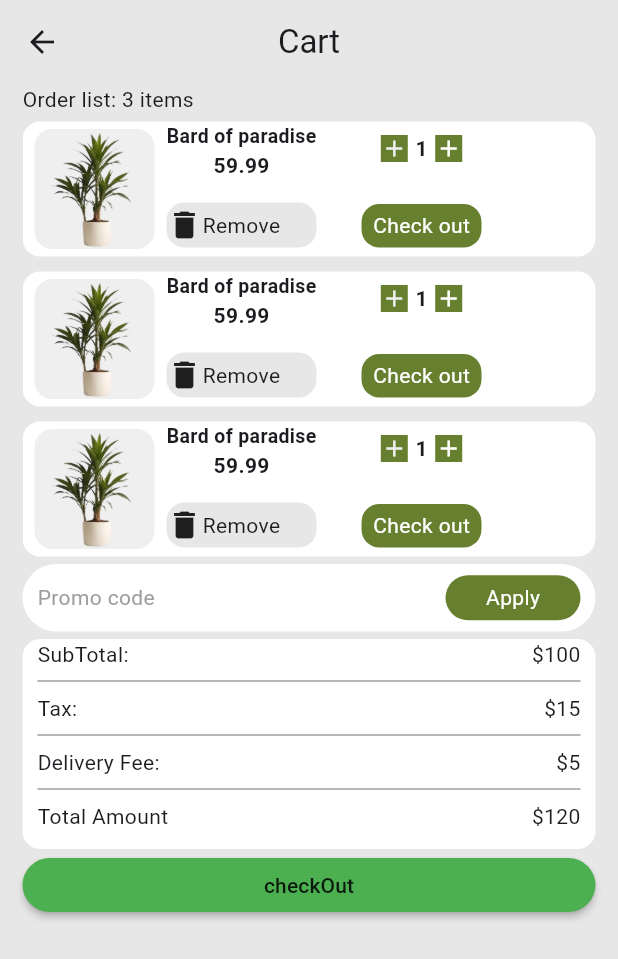
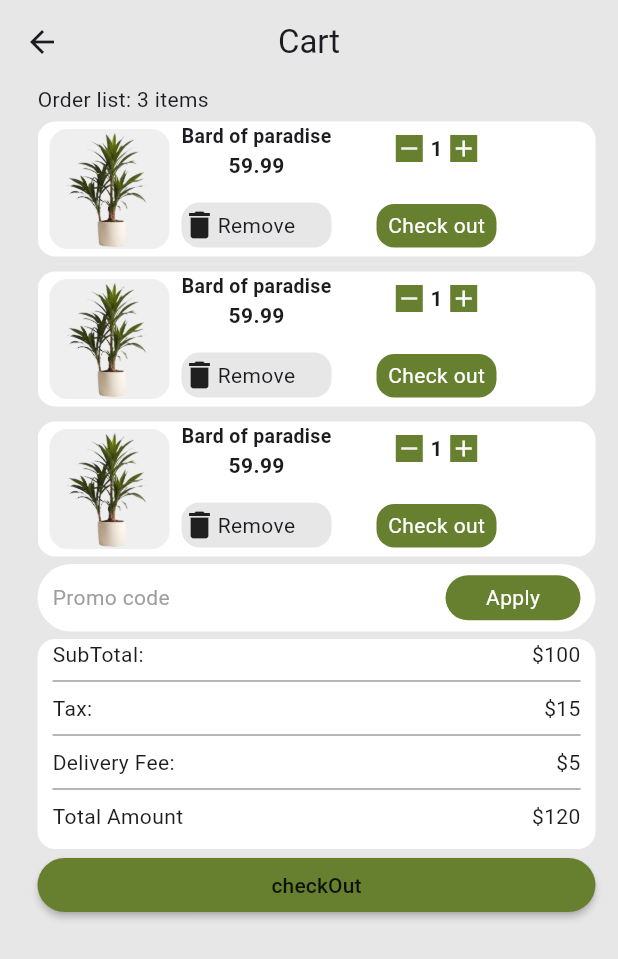
Before and after one commit to Muhammad-Adnan11/Plants-App, a Flutter app: the CartScreen screen opened directly, on a phone screen of 412 x 824 dp. Shown: the top 959 px of the screen. Run offline on Flutter 3.47's test engine with Material 3 defaults, Android fonts, the light colour scheme and no system bars; our stand-ins replace awesome_bottom_bar, cloud_firestore, firebase_auth, firebase_core, pinput; accounts and stored records are empty.

Commit message:
screen more addition

```diff
--- a/lib/UI/Components/CostumTextfield.dart
+++ b/lib/UI/Components/CostumTextfield.dart
@@ -20,6 +20,7 @@ class CostumTextfield extends StatelessWidget {
       child: TextField(
         controller: controller,
         obscureText: isPassword,
+        cursorColor: Colors.black,
         decoration: InputDecoration(
           suffix: suffix,
           hintText: hintText,
--- a/lib/UI/Screens/cart_screen/cart_screen.dart
+++ b/lib/UI/Screens/cart_screen/cart_screen.dart
@@ -23,7 +23,7 @@ class _CartScreenState extends State<CartScreen> {
         centerTitle: true,
       ),
       body: Padding(
-        padding: const EdgeInsets.only(left: 15, right: 15),
+        padding: const EdgeInsets.only(left: 25, right: 15),
         child: Column(
           crossAxisAlignment: CrossAxisAlignment.stretch,
           children: [
@@ -94,7 +94,7 @@ class _CartScreenState extends State<CartScreen> {
                                         width: 18,
                                         color: Color(0XFF67802f),
                                         child: Icon(
-                                          Icons.add,
+                                          Icons.remove,
                                           size: 18,
                                           color: Color(0XFFefefef),
                                         ),
@@ -199,7 +199,7 @@ class _CartScreenState extends State<CartScreen> {
                 ),
               ),
             ),
-            MaterialButton(onPressed: (){},color: Colors.green,
+            MaterialButton(onPressed: (){},color: Color(0XFF67802f),
             child: Text('checkOut'),
             shape: RoundedRectangleBorder(borderRadius: BorderRadius.circular(30),),),
           ],
--- a/lib/UI/Screens/product_screen/product_screen_provider.dart
+++ b/lib/UI/Screens/product_screen/product_screen_provider.dart
@@ -8,21 +8,22 @@ class Productlist with ChangeNotifier {
       icon: Icons.home,
       // title: 'Home',
     ),
-    TabItem(
-      icon: Icons.search_sharp,
-      title: 'Shop',
-    ),
+    // TabItem(
+    //   icon: Icons.search_sharp,
+    //   title: 'Shop',
+    // ),
+
     TabItem(
       icon: Icons.favorite_border,
       title: 'Wishlist',
     ),
     TabItem(
+      icon: Icons.account_circle,
+      title: 'profile',
+    ),
+    TabItem(
       icon: Icons.shopping_cart_outlined,
       title: 'Cart',
-    ),
-    TabItem(
-      icon: Icons.account_box,
-      title: 'profile',
     ),
   ];
   List<Map<String, dynamic>> plantlist = [
@@ -31,64 +32,72 @@ class Productlist with ChangeNotifier {
       "title": "Succulent",
       "icon": Icons.favorite,
       "icons": Icons.favorite_border,
-      "subtitle": "900",
+      "subtitle": "\$900",
       "carticon": Icons.add,
+      "description": 'A weed plant, specifically referring to cannabis (Cannabis sativa), is a tall, hardy plant that has been cultivated for various purposes over thousands of years. Here are some key details about the cannabis plant:'
     },
     {
       "image": "assets/images/plants10.jpeg",
-      "title": "name",
+      "title": "Monstera",
       "icon": Icons.favorite,
       "icons": Icons.favorite_border,
-      "subtitle": "price",
+      "subtitle": "\$15.0",
       "carticon": Icons.add,
+      "description": 'A weed plant, specifically referring to cannabis (Cannabis sativa), is a tall, hardy plant that has been cultivated for various purposes over thousands of years. Here are some key details about the cannabis plant:'
     },
     {
       "image": "assets/images/plants11.jpeg",
-      "title": "name",
+      "title": "Yucca",
       "icon": Icons.favorite,
       "icons": Icons.favorite_border,
-      "subtitle": "price",
+      "subtitle": "\$35.0",
       "carticon": Icons.add,
+      "description": 'A weed plant, specifically referring to cannabis (Cannabis sativa), is a tall, hardy plant that has been cultivated for various purposes over thousands of years. Here are some key details about the cannabis plant:'
     },
     {
       "image": "assets/images/plants12.jpeg",
-      "title": "name",
+      "title": "Dracaema",
       "icon": Icons.favorite,
       "icons": Icons.favorite_border,
-      "subtitle": "price",
+      "subtitle": "\$100",
       "carticon": Icons.add,
+      "description": 'A weed plant, specifically referring to cannabis (Cannabis sativa), is a tall, hardy plant that has been cultivated for various purposes over thousands of years. Here are some key details about the cannabis plant:'
     },
     {
       "image": "assets/images/plants13.jpeg",
       "title": "weed",
       "icon": Icons.favorite,
       "icons": Icons.favorite_border,
-      "subtitle": "344",
+      "subtitle": "\$344",
       "carticon": Icons.add,
+      "description": 'A weed plant, specifically referring to cannabis (Cannabis sativa), is a tall, hardy plant that has been cultivated for various purposes over thousands of years. Here are some key details about the cannabis plant:'
     },
     {
       "image": "assets/images/plants18.jpeg",
-      "title": "Fern",
+      "title": "zucca",
       "icon": Icons.favorite,
       "icons": Icons.favorite_border,
-      "subtitle": "112",
+      "subtitle": "\$112",
       "carticon": Icons.add,
+      "description": 'A weed plant, specifically referring to cannabis (Cannabis sativa), is a tall, hardy plant that has been cultivated for various purposes over thousands of years. Here are some key details about the cannabis plant:'
     },
     {
       "image": "assets/images/plants17.jpeg",
-      "title": "plants",
+      "title": "Ficus",
       "icon": Icons.favorite,
       "icons": Icons.favorite_border,
-      "subtitle": "price",
+      "subtitle": "\$30.0",
       "carticon": Icons.add,
+      "description": 'A weed plant, specifically referring to cannabis (Cannabis sativa), is a tall, hardy plant that has been cultivated for various purposes over thousands of years. Here are some key details about the cannabis plant:'
     },
     {
       "image": "assets/images/plants8.jpeg",
-      "title": "name",
+      "title": "Aloe",
       "icon": Icons.favorite,
       "icons": Icons.favorite_border,
-      "subtitle": "price",
+      "subtitle": "\$130",
       "carticon": Icons.add,
+      "description": 'A weed plant, specifically referring to cannabis (Cannabis sativa), is a tall, hardy plant that has been cultivated for various purposes over thousands of years. Here are some key details about the cannabis plant:'
     },
   ];
   List<String> listcount = [
```
Also changed, not shown: lib/UI/Screens/buttom_navigation_screen.dart (added, +42 -0 lines), lib/UI/Screens/detail_screen/detail_screen.dart (+14 -8 lines), lib/UI/Screens/product_screen/product_screen.dart (+41 -9 lines).
